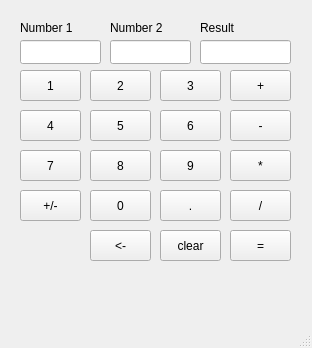
Old version of the form Kt_6/mainwindow.ui in the repository JuhoHackspace/Olio-ohjelmointi_kotitehtavat.
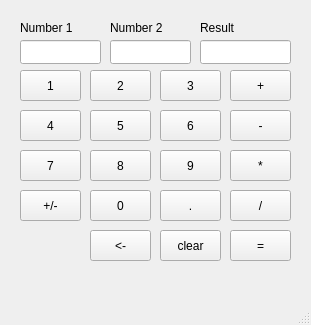
New version of the form.

Commit message: Muutettiin laskimen ulkoasua

What changed in the file:
```diff
--- a/Kt_6/mainwindow.ui
+++ b/Kt_6/mainwindow.ui
@@ -6,8 +6,8 @@
    <rect>
     <x>0</x>
     <y>0</y>
-    <width>312</width>
-    <height>348</height>
+    <width>311</width>
+    <height>325</height>
    </rect>
   </property>
   <property name="windowTitle">
```
Left out of the diff: 2 changed lines with no effect on the pictures. The commit also changes 2 other files.
